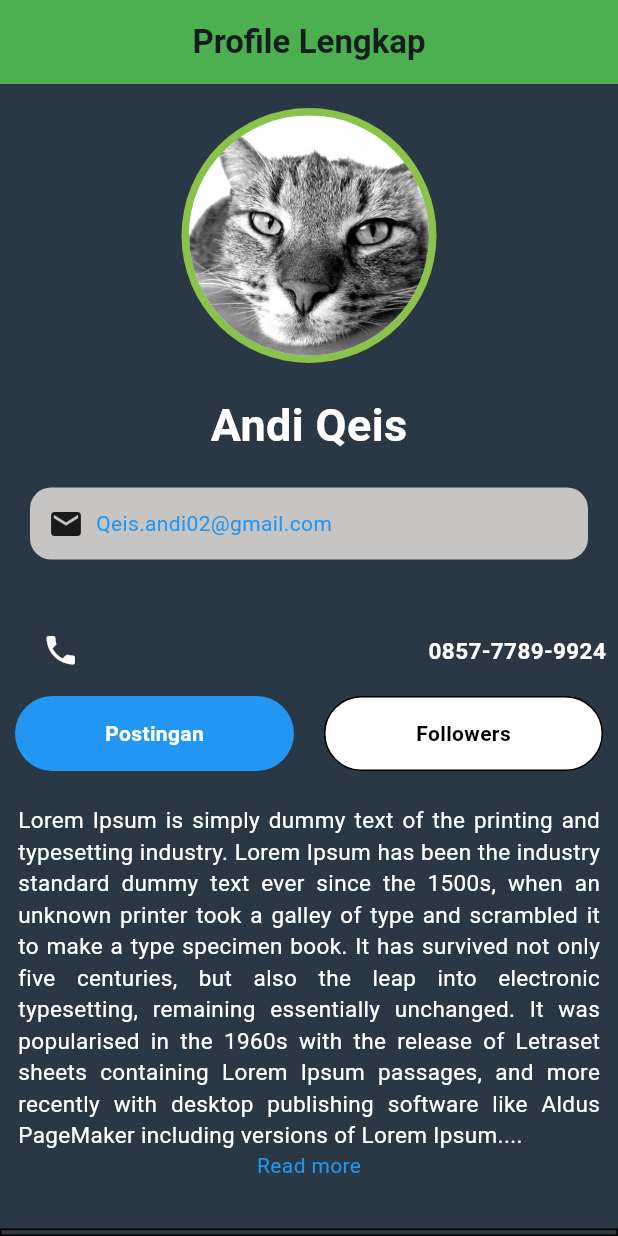
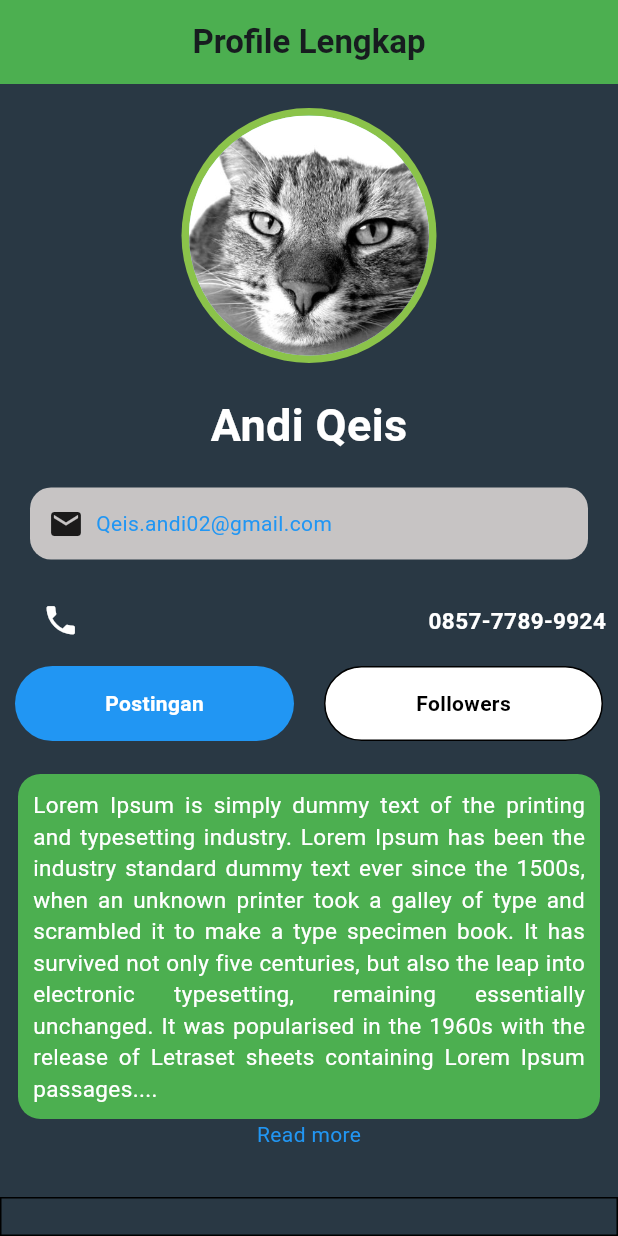
Before and after one commit to qeisandi/andippkd_mpro_b2, a Flutter app: the screen it shows after launch, on a phone screen of 412 x 824 dp. Run offline on Flutter 3.47's test engine with Material 3 defaults, Android fonts, the phone set to English and light mode, and no system bars.

Commit message:
tugas 2 flutter

```diff
--- a/lib/meet_dua/tugas_dua_flutter.dart
+++ b/lib/meet_dua/tugas_dua_flutter.dart
@@ -66,7 +66,6 @@
               ],
             ),
           ),
-          Padding(padding: const EdgeInsets.all(10.0)),
           Padding(
             padding: const EdgeInsets.all(8.0),
             child: Row(
@@ -135,10 +134,17 @@
               padding: const EdgeInsets.all(12.0),
               child: Column(
                 children: [
-                  Text(
-                    'Lorem Ipsum is simply dummy text of the printing and typesetting industry. Lorem Ipsum has been the industry standard dummy text ever since the 1500s, when an unknown printer took a galley of type and scrambled it to make a type specimen book. It has survived not only five centuries, but also the leap into electronic typesetting, remaining essentially unchanged. It was popularised in the 1960s with the release of Letraset sheets containing Lorem Ipsum passages, and more recently with desktop publishing software like Aldus PageMaker including versions of Lorem Ipsum....',
-                    style: TextStyle(fontSize: 15, color: Colors.white),
-                    textAlign: TextAlign.justify,
+                  Container(
+                    padding: const EdgeInsets.all(10.0),
+                    decoration: BoxDecoration(
+                      borderRadius: BorderRadius.all(Radius.circular(15)),
+                      color: Colors.green,
+                    ),
+                    child: Text(
+                      'Lorem Ipsum is simply dummy text of the printing and typesetting industry. Lorem Ipsum has been the industry standard dummy text ever since the 1500s, when an unknown printer took a galley of type and scrambled it to make a type specimen book. It has survived not only five centuries, but also the leap into electronic typesetting, remaining essentially unchanged. It was popularised in the 1960s with the release of Letraset sheets containing Lorem Ipsum passages....',
+                      style: TextStyle(fontSize: 15, color: Colors.white),
+                      textAlign: TextAlign.justify,
+                    ),
                   ),
                   Text(
                     'Read more',
```
